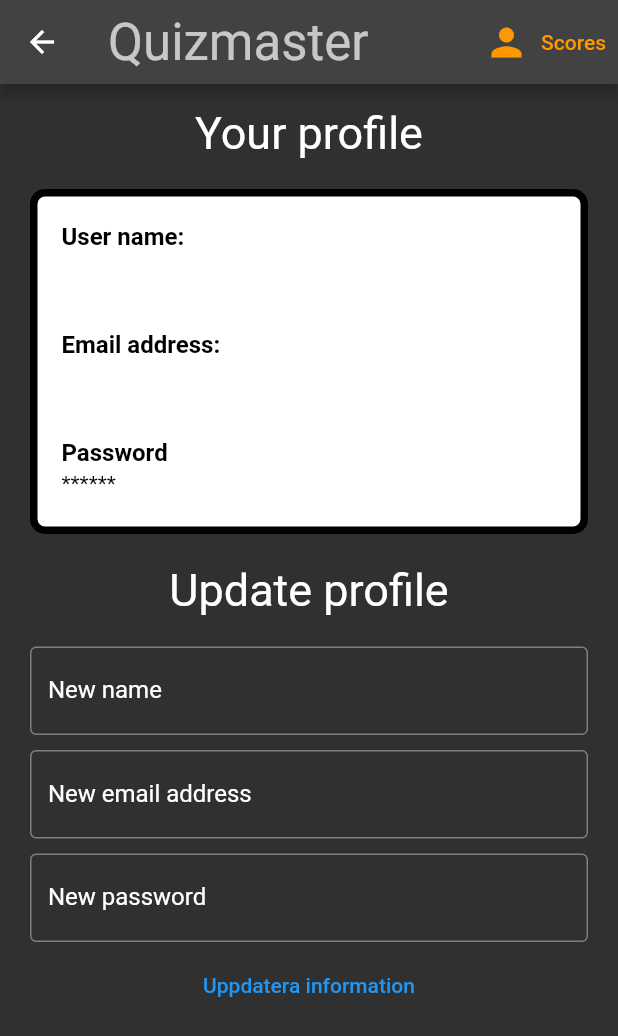
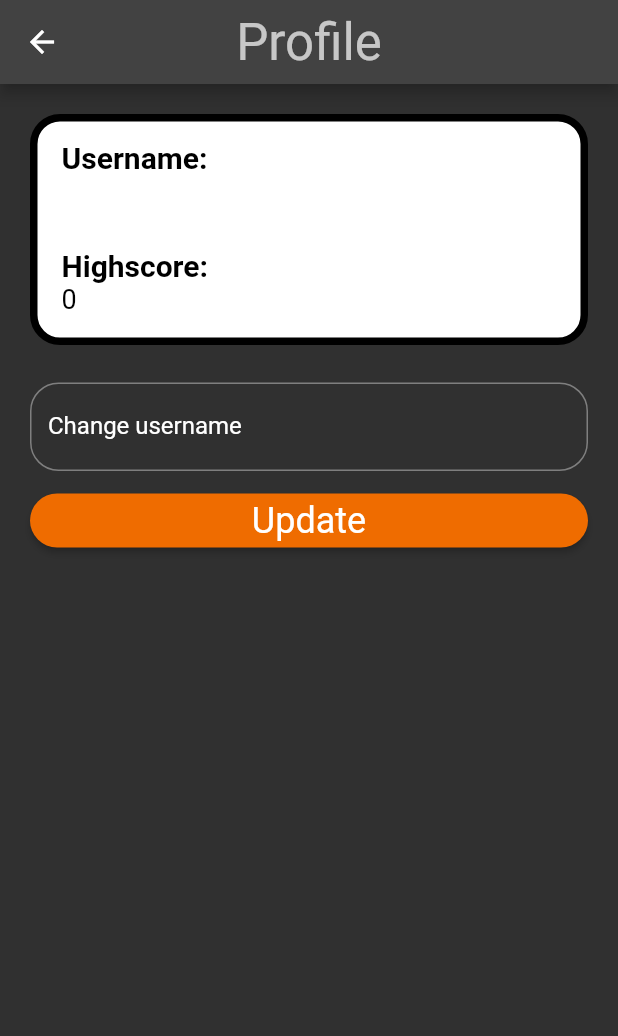
Before and after one commit to gu-tig169-ht21/Grupp-1, a Flutter app: the screen it shows once a user with an empty profile is signed in, after a tap on "Profile", on a phone screen of 412 x 824 dp. Shown: the top 1036 px of the screen. Run offline on Flutter 3.47's test engine with Material 2 defaults, Android fonts, the phone set to English and light mode, and no system bars; our stand-ins replace animated_text_kit, cloud_firestore, confetti, firebase_auth, firebase_core; missing offline and left inert: html_character_entities; accounts and stored records are empty.

Commit message:
Changed Profile UI

```diff
--- a/lib/screens/home/profile.dart
+++ b/lib/screens/home/profile.dart
@@ -4,10 +4,11 @@ import 'package:flutter/material.dart';
 import 'package:provider/provider.dart';
 import 'package:flutter/rendering.dart';
 import 'package:quizapp/models/user.dart';
+import 'package:quizapp/screens/shared/loading.dart';
 import 'package:quizapp/services/user_service.dart';
 
 class Profile extends StatelessWidget {
-  Profile({Key? key}) : super(key: key);
+  const Profile({Key? key}) : super(key: key);
 
   @override
   Widget build(BuildContext context) {
@@ -16,65 +17,58 @@ class Profile extends StatelessWidget {
     AuthUser user = Provider.of<AuthUser>(context);
 
     return Scaffold(
+        resizeToAvoidBottomInset: false,
         appBar: AppBar(
-          title:
-              Text('Quizmaster', style: Theme.of(context).textTheme.headline4),
-          actions: [
-            TextButton.icon(
-                onPressed: () {},
-                icon: const Icon(
-                  Icons.person,
-                  color: Colors.orange,
-                  size: 30,
-                ),
-                label: const Text(
-                  'Scores',
-                  style: TextStyle(color: Colors.orange),
-                )),
-          ],
+          title: Text('Profile', style: Theme.of(context).textTheme.headline4),
+          centerTitle: true,
         ),
         body: StreamBuilder<DocumentSnapshot>(
             stream: UserService(uid: user.uid).getUserInformation(),
             builder: (context, AsyncSnapshot<DocumentSnapshot> snapshot) {
+              // Felhantering om inga data kommer
               if (!snapshot.hasData) {
-                return Text("Loading...");
+                return const FloatingLoadingText();
               }
 
               final data = snapshot.requireData;
               final fieldText = TextEditingController();
 
-              return SingleChildScrollView(
+              return Container(
+                margin: const EdgeInsets.all(20),
                 child: Column(
+                  crossAxisAlignment: CrossAxisAlignment.stretch,
                   children: [
-                    textHeader('Your profile'),
                     informationHolder(context, data),
-                    textHeader('Update profile'),
-                    Padding(
-                      padding:
-                          EdgeInsets.symmetric(horizontal: 20, vertical: 5),
-                      child: TextField(
+                    const SizedBox(height: 20),
+                    const SizedBox(height: 5),
+                    TextField(
                       controller: fieldText,
                       onChanged: (value) {
                         displayName = value;
                       },
-                        decoration: const InputDecoration(
-                          border: OutlineInputBorder(),
-                          labelText: 'New name',
-                          labelStyle: TextStyle(color: Colors.white),
-                          hintText: 'Enter new name',
+                      decoration: InputDecoration(
+                        border: OutlineInputBorder(
+                            borderRadius: BorderRadius.circular(19.0)),
+                        labelText: 'Change username',
+                        labelStyle: const TextStyle(color: Colors.white),
+                        hintText: 'Enter new username',
                       ),
                     ),
-                    ),
-                    emailBox(),
-                    passwordBox(),
-                    TextButton(
+                    const SizedBox(height: 9),
+                    ElevatedButton(
+                        style: ButtonStyle(
+                            shape: MaterialStateProperty.all<
+                                RoundedRectangleBorder>(RoundedRectangleBorder(
+                          borderRadius: BorderRadius.circular(20.0),
+                        ))),
                         onPressed: () {
+                          if (displayName.isNotEmpty) {
                             UserService(uid: user.uid)
                                 .updateUserName(displayName);
+                          }
                           fieldText.clear();
-
                         },
-                        child: Text("Uppdatera information"))
+                        child: const Text("Update"))
                   ],
                 ),
               );
@@ -82,81 +76,27 @@ class Profile extends StatelessWidget {
   }
 }
 
-Widget textHeader(String text) {
-  return Padding(
-    padding: const EdgeInsets.all(15.0),
-    child: Column(
-      children: [
-        Text(text, style: TextStyle(fontSize: 30)),
-      ],
-    ),
-  );
-}
-
 Widget informationHolder(context, DocumentSnapshot documentSnapshot) {
-  var state = Provider.of<AuthUser?>(context);
-
-  return Padding(
-    padding: const EdgeInsets.symmetric(horizontal: 20, vertical: 5),
-    child: Container(
-      width: double.infinity,
-      height: 230,
+  return Container(
       decoration: BoxDecoration(
         color: Colors.white,
         border: Border.all(
-          color: Colors.black,
           width: 5,
         ),
-        borderRadius: BorderRadius.circular(10),
+        borderRadius: BorderRadius.circular(20),
       ),
-      child: Column(
-        children: [
-          tileFormat('User name:', documentSnapshot["UserName"]),
-          tileFormat('Email address:', documentSnapshot["email"]),
-          tileFormat('Password', obscureText('123456')),
-        ],
-      ),
-    ),
-  );
-}
-
-String obscureText(String text) {
-  return text.replaceAll(RegExp(r"."), "*");
+      child: Column(children: [
+        tileFormat("Username:", documentSnapshot["UserName"]),
+        tileFormat("Highscore:", documentSnapshot["HighScore"].toString()),
+      ]));
 }
 
 Widget tileFormat(String title, String subtitle) {
   return ListTile(
     title: Text(title,
-        style: TextStyle(fontWeight: FontWeight.bold, color: Colors.black)),
-    subtitle: Text(subtitle, style: TextStyle(color: Colors.black)),
+        style: const TextStyle(
+            fontWeight: FontWeight.bold, fontSize: 20, color: Colors.black)),
+    subtitle: Text(subtitle,
+        style: const TextStyle(color: Colors.black, fontSize: 18)),
   );
 }
-
-Widget emailBox() {
-  return const Padding(
-    padding: EdgeInsets.symmetric(horizontal: 20, vertical: 5),
-    child: TextField(
-      decoration: InputDecoration(
-        border: OutlineInputBorder(),
-        labelText: 'New email address',
-        labelStyle: TextStyle(color: Colors.white),
-        hintText: 'Enter new email address',
-      ),
-    ),
-  );
-}
-
-Widget passwordBox() {
-  return const Padding(
-    padding: EdgeInsets.symmetric(horizontal: 20, vertical: 5),
-    child: TextField(
-      obscureText: true,
-      decoration: InputDecoration(
-        border: OutlineInputBorder(),
-        labelText: 'New password',
-        labelStyle: TextStyle(color: Colors.white),
-        hintText: 'Enter new password',
-      ),
-    ),
-  );
-}
--- /dev/null
+++ b/lib/screens/shared/loading.dart
@@ -0,0 +1,25 @@
+import 'package:flutter/material.dart';
+import 'package:animated_text_kit/animated_text_kit.dart';
+
+class FloatingLoadingText extends StatefulWidget {
+  const FloatingLoadingText({Key? key}) : super(key: key);
+
+  @override
+  _FloatingLoadingTextState createState() => _FloatingLoadingTextState();
+}
+
+class _FloatingLoadingTextState extends State<FloatingLoadingText> {
+  @override
+  Widget build(BuildContext context) {
+    return TextLiquidFill(
+      waveDuration: Duration(seconds: 3),
+      boxBackgroundColor: Colors.blue,
+      text: 'Loading',
+      waveColor: Colors.orangeAccent,
+      textStyle: const TextStyle(
+        fontSize: 50.0,
+        fontWeight: FontWeight.bold,
+      ),
+    );
+  }
+}
--- a/pubspec.yaml
+++ b/pubspec.yaml
@@ -40,6 +40,7 @@ dependencies:
   cloud_firestore: ^3.1.4
   confetti: ^0.6.0
   html_character_entities: ^1.0.0+1
+  animated_text_kit: ^4.2.1
 
 dev_dependencies:
   flutter_test:
```
Also changed, not shown: pubspec.lock. Lines whose indentation alone changed are shown as unchanged.
